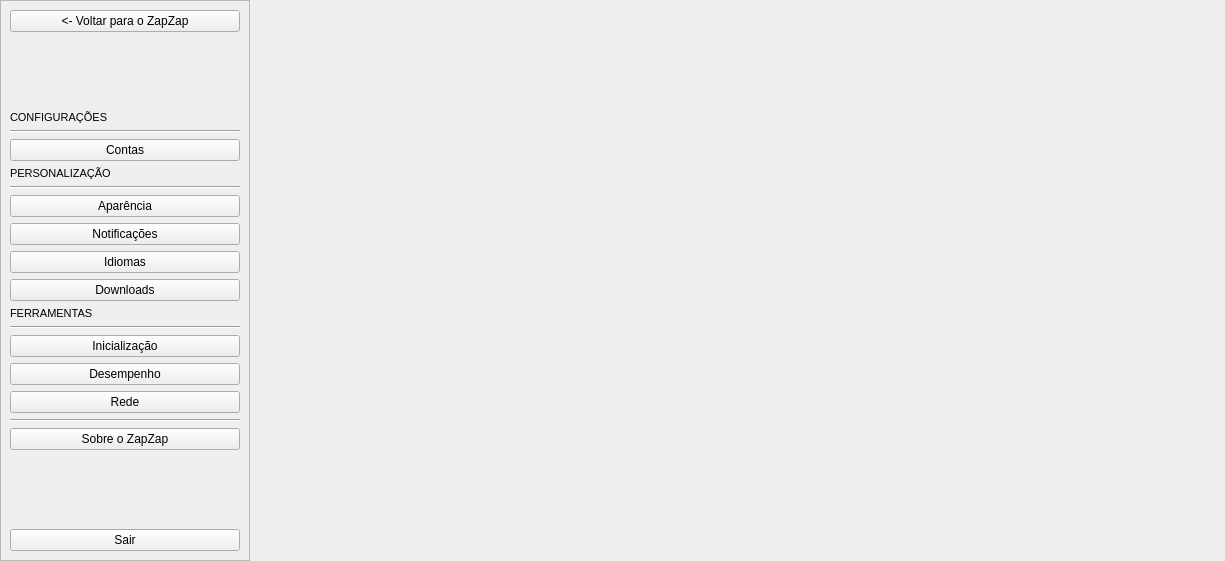
This is zapzap/ui/ui_settings.ui in rafatosta/zapzap as Qt 5 draws it before an edit. The edited form follows.
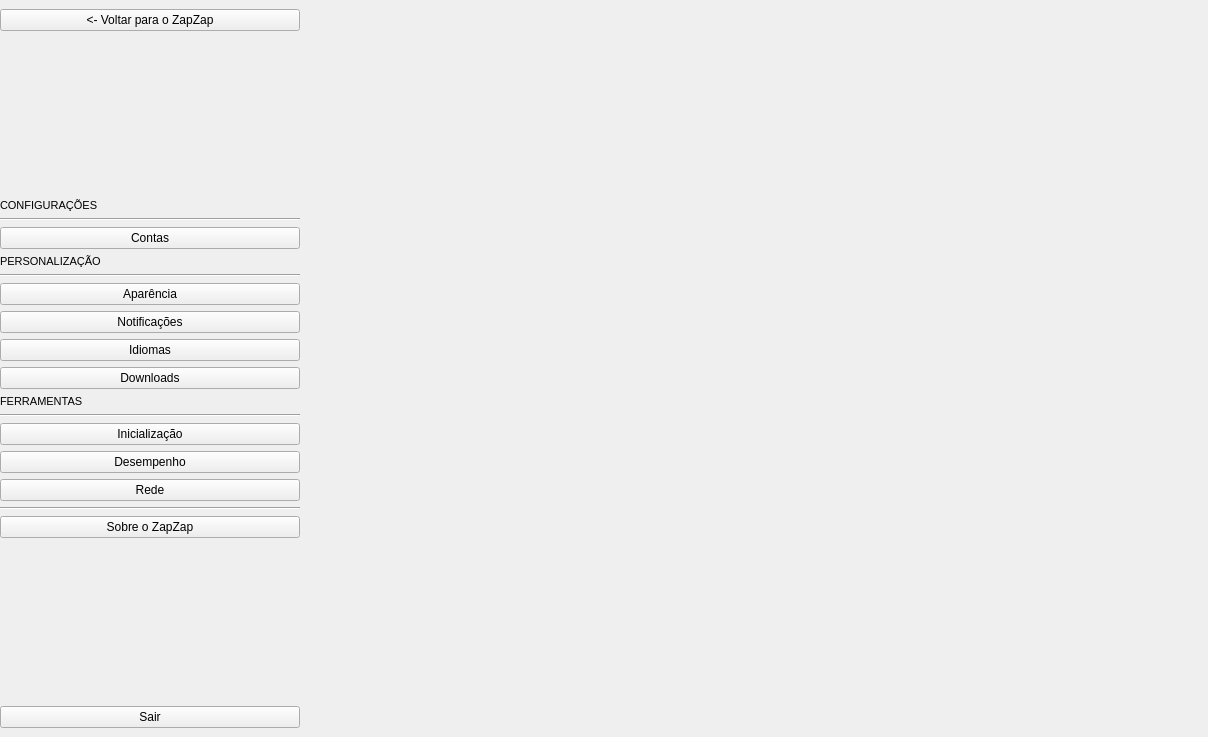
This is the edited form.

Commit message: Add dashboard theme

What changed in the file:
```diff
--- a/zapzap/ui/ui_settings.ui
+++ b/zapzap/ui/ui_settings.ui
@@ -6,13 +6,16 @@
    <rect>
     <x>0</x>
     <y>0</y>
-    <width>1225</width>
-    <height>561</height>
+    <width>1208</width>
+    <height>737</height>
    </rect>
   </property>
   <property name="windowTitle">
    <string>Form</string>
   </property>
+  <property name="styleSheet">
+   <string notr="true"/>
+  </property>
   <layout class="QHBoxLayout" name="horizontalLayout">
    <property name="spacing">
     <number>0</number>
@@ -33,7 +36,7 @@
     <widget class="QFrame" name="frame">
      <property name="minimumSize">
       <size>
-       <width>250</width>
+       <width>300</width>
        <height>0</height>
       </size>
      </property>
@@ -43,13 +46,22 @@
        <height>16777215</height>
       </size>
      </property>
+     <property name="styleSheet">
+      <string notr="true"/>
+     </property>
      <property name="frameShape">
-      <enum>QFrame::Shape::StyledPanel</enum>
+      <enum>QFrame::Shape::NoFrame</enum>
      </property>
      <property name="frameShadow">
       <enum>QFrame::Shadow::Raised</enum>
      </property>
      <layout class="QVBoxLayout" name="verticalLayout">
+      <property name="leftMargin">
+       <number>0</number>
+      </property>
+      <property name="rightMargin">
+       <number>0</number>
+      </property>
       <item>
        <widget class="QPushButton" name="btn_back">
         <property name="text">
@@ -71,7 +83,23 @@
        </spacer>
       </item>
       <item>
-       <layout class="QVBoxLayout" name="menu_layout">
+       <widget class="QFrame" name="menu_layout">
+        <property name="styleSheet">
+         <string notr="true"/>
+        </property>
+        <layout class="QVBoxLayout" name="verticalLayout_2">
+         <property name="leftMargin">
+          <number>0</number>
+         </property>
+         <property name="topMargin">
+          <number>0</number>
+         </property>
+         <property name="rightMargin">
+          <number>0</number>
+         </property>
+         <property name="bottomMargin">
+          <number>0</number>
+         </property>
         <item>
          <widget class="QLabel" name="label_4">
           <property name="font">
@@ -96,6 +124,12 @@
           <property name="text">
            <string>Contas</string>
           </property>
+           <property name="checkable">
+            <bool>false</bool>
+           </property>
+           <property name="checked">
+            <bool>false</bool>
+           </property>
          </widget>
         </item>
         <item>
@@ -200,6 +234,7 @@
          </widget>
         </item>
        </layout>
+       </widget>
       </item>
       <item>
        <spacer name="verticalSpacer_2">
@@ -226,6 +261,9 @@
    </item>
    <item>
     <widget class="QStackedWidget" name="stackedWidget">
+     <property name="styleSheet">
+      <string notr="true"/>
+     </property>
      <property name="currentIndex">
       <number>0</number>
      </property>
```
Left out of the diff: 2 changed lines with no effect on the pictures. Lines whose indentation alone changed are shown as unchanged. The commit also changes 2 other files.
